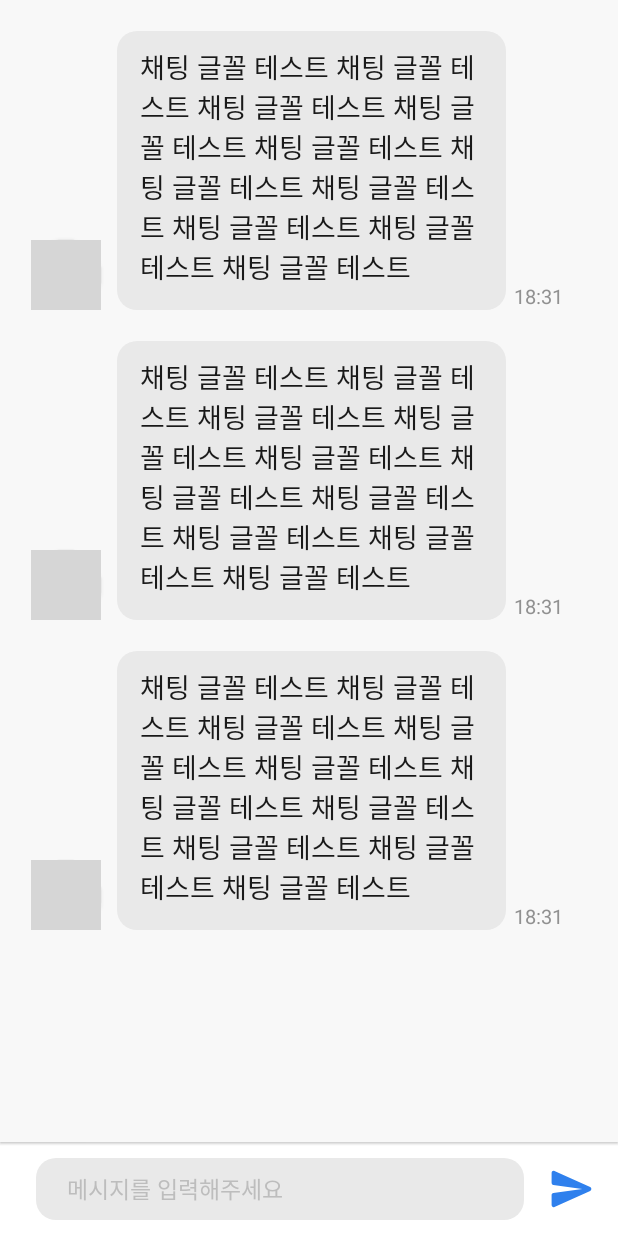
After one commit to SSAFY-WORLD/SSAFY-WORLD, an Android app: the layout chatting_room_fragment.xml on its own in the app's theme, with its tools: preview values and no code run, on a phone screen of 412 x 824 dp. The commit adds this screen. Run offline under Robolectric (Android 15) with nearby library versions, the phone set to English and light mode, and no system bars; grey boxes are pictures that could not be loaded.

Commit message:
feat: 채팅방 및 채팅 메시지 ui 추가

```diff
--- /dev/null
+++ b/SSAFYWorld/app/src/main/res/drawable/background_received_message.xml
@@ -0,0 +1,6 @@
+<?xml version="1.0" encoding="utf-8"?>
+<shape xmlns:android="http://schemas.android.com/apk/res/android"
+    android:shape="rectangle">
+    <solid android:color="@color/light_gray"/>
+    <corners android:radius="@dimen/_10sdp"/>
+</shape>
--- /dev/null
+++ b/SSAFYWorld/app/src/main/res/drawable/background_sent_message.xml
@@ -0,0 +1,6 @@
+<?xml version="1.0" encoding="utf-8"?>
+<shape xmlns:android="http://schemas.android.com/apk/res/android"
+    android:shape="rectangle">
+    <solid android:color="@color/light_blue"/>
+    <corners android:radius="@dimen/_10sdp"/>
+</shape>
--- /dev/null
+++ b/SSAFYWorld/app/src/main/res/drawable/blue_circle_background.xml
@@ -0,0 +1,5 @@
+<?xml version="1.0" encoding="utf-8"?>
+<shape xmlns:android="http://schemas.android.com/apk/res/android"
+    android:shape="oval">
+    <solid android:color="@color/light_blue"/>
+</shape>
--- /dev/null
+++ b/SSAFYWorld/app/src/main/res/drawable/ic_send_message.xml
@@ -0,0 +1,13 @@
+<vector xmlns:android="http://schemas.android.com/apk/res/android"
+    android:width="44dp"
+    android:height="44dp"
+    android:viewportWidth="44"
+    android:viewportHeight="44">
+  <group>
+    <clip-path
+        android:pathData="M11,10h22.976v24h-22.976z"/>
+    <path
+        android:pathData="M14.255,30.4L30.96,22.92C31.736,22.57 31.736,21.43 30.96,21.08L14.255,13.6C13.623,13.31 12.924,13.8 12.924,14.51L12.915,19.12C12.915,19.62 13.269,20.05 13.748,20.11L27.275,22L13.748,23.88C13.269,23.95 12.915,24.38 12.915,24.88L12.924,29.49C12.924,30.2 13.623,30.69 14.255,30.4Z"
+        android:fillColor="#2F80ED"/>
+  </group>
+</vector>
--- /dev/null
+++ b/SSAFYWorld/app/src/main/res/drawable/message_input_background.xml
@@ -0,0 +1,6 @@
+<?xml version="1.0" encoding="utf-8"?>
+<shape xmlns:android="http://schemas.android.com/apk/res/android"
+    android:shape="rectangle">
+    <corners android:radius="@dimen/_10sdp"/>
+    <solid android:color="@color/light_gray"/>
+</shape>
--- /dev/null
+++ b/SSAFYWorld/app/src/main/res/layout/chatting_room_fragment.xml
@@ -0,0 +1,53 @@
+<?xml version="1.0" encoding="utf-8"?>
+<androidx.constraintlayout.widget.ConstraintLayout xmlns:android="http://schemas.android.com/apk/res/android"
+    xmlns:app="http://schemas.android.com/apk/res-auto"
+    android:layout_width="match_parent"
+    android:layout_height="match_parent"
+    xmlns:tools="http://schemas.android.com/tools">
+
+    <androidx.recyclerview.widget.RecyclerView
+        android:id="@+id/chatting_recyclerview"
+        android:layout_width="0dp"
+         android:layout_height="0dp"
+        android:background="#F8F8F8"
+        app:layoutManager="androidx.recyclerview.widget.LinearLayoutManager"
+        tools:listitem="@layout/item_received_message"
+        app:layout_constraintBottom_toTopOf="@+id/chatting_bottom"
+        app:layout_constraintEnd_toEndOf="parent"
+        app:layout_constraintStart_toStartOf="parent"
+        android:elevation="1dp"
+        app:layout_constraintTop_toTopOf="parent" />
+
+
+    <androidx.constraintlayout.widget.ConstraintLayout
+        android:id="@+id/chatting_bottom"
+        android:layout_width="match_parent"
+        android:layout_height="@dimen/_48sdp"
+        app:layout_constraintBottom_toBottomOf="parent"
+        app:layout_constraintEnd_toEndOf="parent"
+        app:layout_constraintStart_toStartOf="parent"
+        android:orientation="horizontal">
+
+        <EditText
+            android:layout_width="@dimen/_250sdp"
+            android:layout_height="@dimen/_32sdp"
+            android:background="@drawable/message_input_background"
+            android:hint="@string/message_hint"
+            android:paddingStart="@dimen/_16sdp"
+            android:textColorHint="@color/light_dark_gray"
+            android:textSize="@dimen/_12sdp"
+            app:layout_constraintBottom_toBottomOf="parent"
+            app:layout_constraintEnd_toStartOf="@+id/imageButton"
+            app:layout_constraintTop_toTopOf="parent" />
+
+        <ImageButton
+            android:id="@+id/imageButton"
+            android:layout_width="@dimen/_48sdp"
+            android:layout_height="@dimen/_48sdp"
+            android:background="@drawable/ic_send_message"
+            app:layout_constraintBottom_toBottomOf="parent"
+            app:layout_constraintEnd_toEndOf="parent"
+            app:layout_constraintTop_toTopOf="parent" />
+    </androidx.constraintlayout.widget.ConstraintLayout>
+
+</androidx.constraintlayout.widget.ConstraintLayout>
--- /dev/null
+++ b/SSAFYWorld/app/src/main/res/layout/item_received_message.xml
@@ -0,0 +1,55 @@
+<?xml version="1.0" encoding="utf-8"?>
+<androidx.constraintlayout.widget.ConstraintLayout xmlns:android="http://schemas.android.com/apk/res/android"
+    android:layout_width="match_parent"
+    android:layout_height="wrap_content"
+    android:layout_marginTop="@dimen/_16sdp"
+    xmlns:app="http://schemas.android.com/apk/res-auto"
+    xmlns:tools="http://schemas.android.com/tools"
+    android:paddingHorizontal="@dimen/_16sdp">
+
+    <androidx.cardview.widget.CardView
+        android:id="@+id/cardView"
+        android:layout_width="@dimen/_36sdp"
+        android:layout_height="@dimen/_36sdp"
+        app:cardCornerRadius="@dimen/_36sdp"
+        app:layout_constraintBottom_toBottomOf="parent"
+        app:layout_constraintStart_toStartOf="parent">
+
+        <ImageView
+            android:id="@+id/profileImage"
+            android:layout_width="match_parent"
+            android:layout_height="match_parent"
+            android:scaleType="centerCrop"
+            tools:srcCompat="@tools:sample/avatars" />
+    </androidx.cardview.widget.CardView>
+
+    <TextView
+        android:id="@+id/textMessage"
+        android:layout_width="0dp"
+        android:layout_height="wrap_content"
+        android:layout_marginStart="@dimen/_8sdp"
+        android:background="@drawable/background_received_message"
+        android:paddingStart="@dimen/_12sdp"
+        android:paddingTop="@dimen/_8sdp"
+        android:paddingEnd="@dimen/_8sdp"
+        android:paddingBottom="@dimen/_12sdp"
+        android:textColor="@color/black"
+        android:textSize="@dimen/_14sdp"
+        app:layout_constraintBottom_toBottomOf="@+id/cardView"
+        app:layout_constraintStart_toEndOf="@+id/cardView"
+        app:layout_constraintTop_toTopOf="parent"
+        app:layout_constraintWidth_max="wrap"
+        app:layout_constraintWidth_percent="0.7"
+        tools:text="채팅 글꼴 테스트 채팅 글꼴 테스트 채팅 글꼴 테스트 채팅 글꼴 테스트 채팅 글꼴 테스트 채팅 글꼴 테스트 채팅 글꼴 테스트 채팅 글꼴 테스트 채팅 글꼴 테스트 채팅 글꼴 테스트" />
+
+    <TextView
+        android:id="@+id/textDateTime"
+        android:layout_width="0dp"
+        android:layout_height="wrap_content"
+        android:textColor="@color/dark_gray"
+        android:textSize="@dimen/_10sdp"
+        android:layout_marginStart="@dimen/_4sdp"
+        app:layout_constraintBottom_toBottomOf="@+id/textMessage"
+        app:layout_constraintStart_toEndOf="@+id/textMessage"
+        tools:text="18:31" />
+</androidx.constraintlayout.widget.ConstraintLayout>
--- a/SSAFYWorld/app/src/main/res/values/colors.xml
+++ b/SSAFYWorld/app/src/main/res/values/colors.xml
@@ -17,6 +17,7 @@
     <!-- gray -->
     <color name="dark_gray">#919191</color>
     <color name="light_gray">#E9E9E9</color>
+    <color name="light_dark_gray">#7F919191</color>
 
     <!-- red -->
     <color name="warning_red">#D04D4D</color>
--- a/SSAFYWorld/app/src/main/res/values/strings.xml
+++ b/SSAFYWorld/app/src/main/res/values/strings.xml
@@ -20,4 +20,5 @@
     <string name="nav_community_title">커뮤니티</string>
     <string name="nav_chat_title">채팅</string>
     <string name="nav_mypage_title">마이페이지</string>
+    <string name="message_hint">메시지를 입력해주세요</string>
 </resources>
```
Also changed, not shown: SSAFYWorld/app/src/main/res/layout/chatroom_item.xml (added, +85 -0 lines), SSAFYWorld/app/src/main/res/layout/item_sent_message.xml (added, +38 -0 lines).
